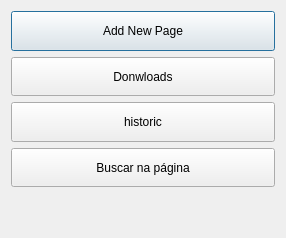
First picture: the form in Pages/dialog_ops.ui, repository Jhonattan-rocha/Navegador, before the edit.
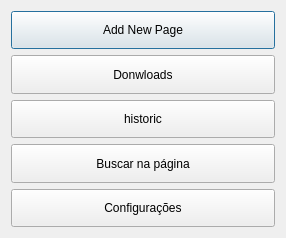
Second picture: the form after the edit.

```diff
--- a/Pages/dialog_ops.ui
+++ b/Pages/dialog_ops.ui
@@ -93,17 +93,23 @@
       </widget>
      </item>
      <item>
-      <spacer name="verticalSpacer">
-       <property name="orientation">
-        <enum>Qt::Vertical</enum>
+      <widget class="QPushButton" name="configs">
+       <property name="sizePolicy">
+        <sizepolicy hsizetype="Expanding" vsizetype="Expanding">
+         <horstretch>0</horstretch>
+         <verstretch>0</verstretch>
+        </sizepolicy>
        </property>
-       <property name="sizeHint" stdset="0">
+       <property name="maximumSize">
         <size>
-         <width>20</width>
+         <width>16777215</width>
          <height>40</height>
         </size>
        </property>
-      </spacer>
+       <property name="text">
+        <string>Configurações</string>
+       </property>
+      </widget>
      </item>
     </layout>
    </item>
```
